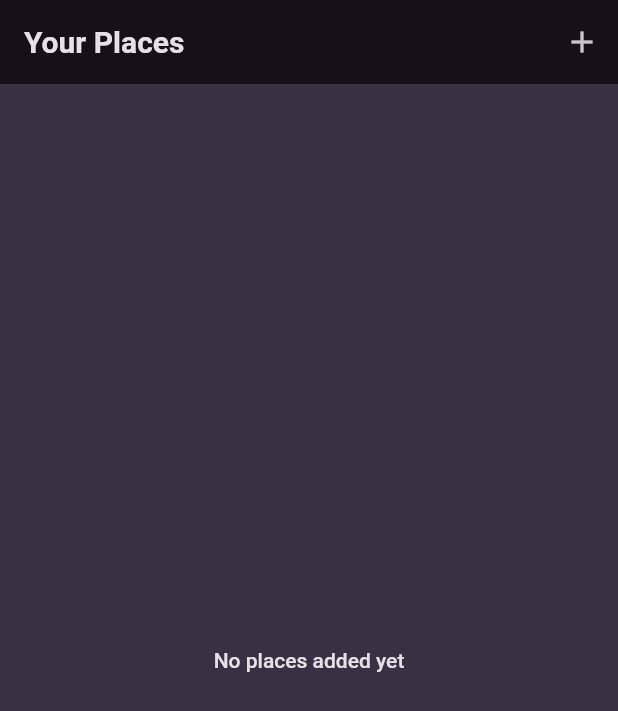
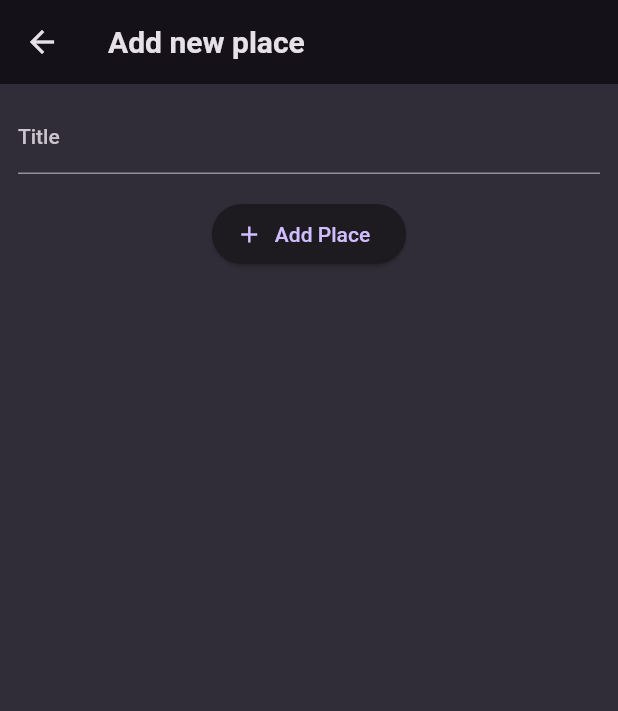
Before and after one commit to aswinsubhash/favorite_places_app, a Flutter app: the screen it shows after launch, after a tap on the "add" icon, on a phone screen of 412 x 824 dp. Shown: the top 711 px of the screen. Run offline on Flutter 3.47's test engine with Material 2 defaults, Android fonts, the phone set to English and light mode, and no system bars; our stand-ins replace google_fonts.

Commit message:
Add place screen added

```diff
--- a/lib/main.dart
+++ b/lib/main.dart
@@ -6,7 +6,7 @@ import 'package:google_fonts/google_fonts.dart';
 final colorScheme = ColorScheme.fromSeed(
   brightness: Brightness.dark,
   seedColor: const Color.fromARGB(255, 102, 6, 247),
-  background: const Color.fromARGB(255, 56, 49, 66),
+  background: const Color.fromARGB(255, 49, 45, 56),
 );
 
 final theme = ThemeData().copyWith(
@@ -28,7 +28,7 @@ final theme = ThemeData().copyWith(
 
 void main() {
   runApp(
-      const MyApp(),
+    const MyApp(),
   );
 }
 
--- a/lib/screens/add_place.dart
+++ b/lib/screens/add_place.dart
@@ -0,0 +1,47 @@
+import 'package:flutter/material.dart';
+
+class AddPlaceScreen extends StatefulWidget {
+  const AddPlaceScreen({super.key});
+
+  @override
+  State<AddPlaceScreen> createState() => _AddPlaceScreenState();
+}
+
+class _AddPlaceScreenState extends State<AddPlaceScreen> {
+  final _titleController = TextEditingController();
+
+  @override
+  void dispose() {
+    _titleController.dispose();
+    super.dispose();
+  }
+
+  @override
+  Widget build(BuildContext context) {
+    return Scaffold(
+      appBar: AppBar(
+        title: const Text('Add new place'),
+      ),
+      body: SingleChildScrollView(
+        padding: const EdgeInsets.all(12),
+        child: Column(
+          children: [
+            TextField(
+              decoration: const InputDecoration(labelText: 'Title'),
+              controller: _titleController,
+              style: TextStyle(
+                color: Theme.of(context).colorScheme.onBackground,
+              ),
+            ),
+            const SizedBox(height: 16),
+            ElevatedButton.icon(
+              onPressed: () {},
+              icon: const Icon(Icons.add),
+              label: const Text('Add Place'),
+            )
+          ],
+        ),
+      ),
+    );
+  }
+}
--- a/lib/screens/places.dart
+++ b/lib/screens/places.dart
@@ -1,3 +1,4 @@
+import 'package:favorite_places_app/screens/add_place.dart';
 import 'package:favorite_places_app/widgets/places_list.dart';
 import 'package:flutter/material.dart';
 
@@ -11,7 +12,13 @@ class PlacesScreen extends StatelessWidget {
         title: const Text('Your Places'),
         actions: [
           IconButton(
-            onPressed: () {},
+            onPressed: () {
+              Navigator.of(context).push(
+                MaterialPageRoute(
+                  builder: (ctx) => const AddPlaceScreen(),
+                ),
+              );
+            },
             icon: const Icon(Icons.add),
           )
         ],
```
